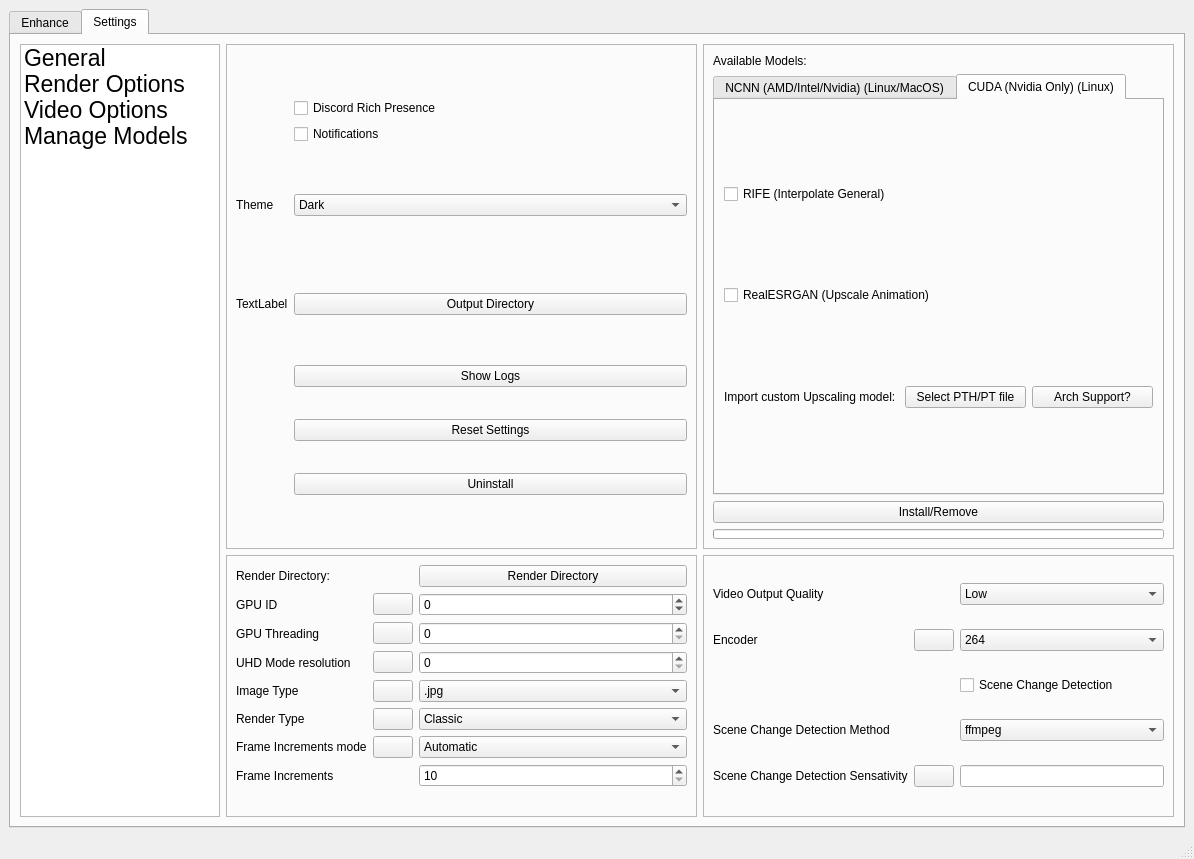
First picture: the form in mainwindow.ui, repository TNTwise/REAL-Video-Enhancer, before the edit.
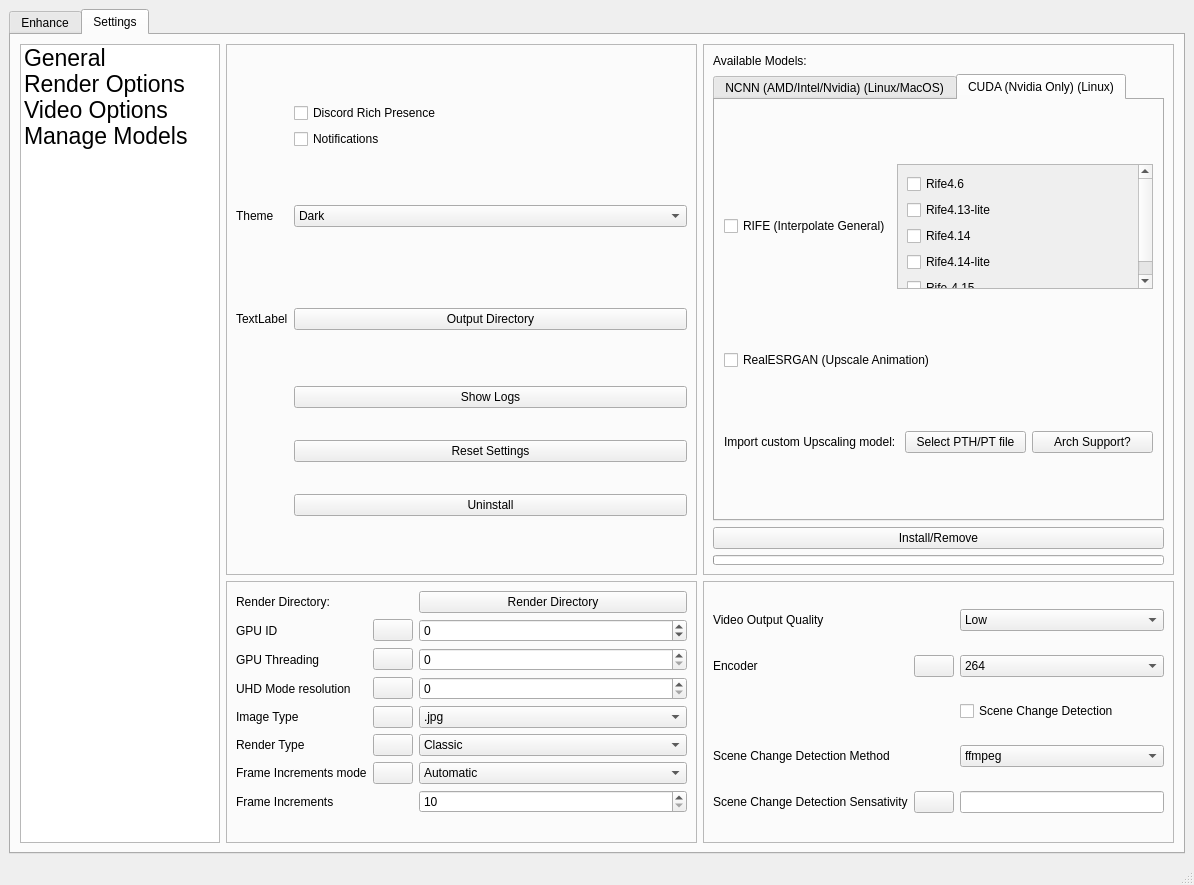
Second picture: the form after the edit. The open tabs and pages were chosen to show the change. Icons and pictures are not drawn.

Commit message: add management of rife models

What changed in the file:
```diff
--- a/mainwindow.ui
+++ b/mainwindow.ui
@@ -7,7 +7,7 @@
     <x>0</x>
     <y>0</y>
     <width>1194</width>
-    <height>859</height>
+    <height>885</height>
    </rect>
   </property>
   <property name="windowTitle">
@@ -904,11 +904,78 @@
                   </attribute>
                   <layout class="QVBoxLayout" name="verticalLayout">
                    <item>
-                    <widget class="QCheckBox" name="RifeCUDACheckBox">
-                     <property name="text">
-                      <string>RIFE (Interpolate General)</string>
-                     </property>
-                    </widget>
+                    <layout class="QHBoxLayout" name="horizontalLayout_18">
+                     <item>
+                      <widget class="QCheckBox" name="RifeCUDACheckBox">
+                       <property name="text">
+                        <string>RIFE (Interpolate General)</string>
+                       </property>
+                      </widget>
+                     </item>
+                     <item>
+                      <widget class="QScrollArea" name="rifeCUDAModels">
+                       <property name="maximumSize">
+                        <size>
+                         <width>16777215</width>
+                         <height>125</height>
+                        </size>
+                       </property>
+                       <property name="verticalScrollBarPolicy">
+                        <enum>Qt::ScrollBarAlwaysOn</enum>
+                       </property>
+                       <property name="widgetResizable">
+                        <bool>true</bool>
+                       </property>
+                       <widget class="QWidget" name="scrollAreaWidgetContents">
+                        <property name="geometry">
+                         <rect>
+                          <x>0</x>
+                          <y>0</y>
+                          <width>242</width>
+                          <height>162</height>
+                         </rect>
+                        </property>
+                        <layout class="QVBoxLayout" name="verticalLayout_9">
+                         <item>
+                          <widget class="QCheckBox" name="rife46CUDA">
+                           <property name="text">
+                            <string>Rife4.6</string>
+                           </property>
+                          </widget>
+                         </item>
+                         <item>
+                          <widget class="QCheckBox" name="rife413liteCUDA">
+                           <property name="text">
+                            <string>Rife4.13-lite</string>
+                           </property>
+                          </widget>
+                         </item>
+                         <item>
+                          <widget class="QCheckBox" name="rife414CUDA">
+                           <property name="text">
+                            <string>Rife4.14</string>
+                           </property>
+                          </widget>
+                         </item>
+                         <item>
+                          <widget class="QCheckBox" name="rife414liteCUDA">
+                           <property name="text">
+                            <string>Rife4.14-lite</string>
+                           </property>
+                          </widget>
+                         </item>
+                         <item>
+                          <widget class="QCheckBox" name="rife415CUDA">
+                           <property name="text">
+                            <string>Rife-4.15</string>
+                           </property>
+                          </widget>
+                         </item>
+                        </layout>
+                       </widget>
+                      </widget>
+                     </item>
+                    </layout>
                    </item>
                    <item>
                     <widget class="QCheckBox" name="RealESRGANCUDACheckBox">
```
The commit also changes 34 other files.
